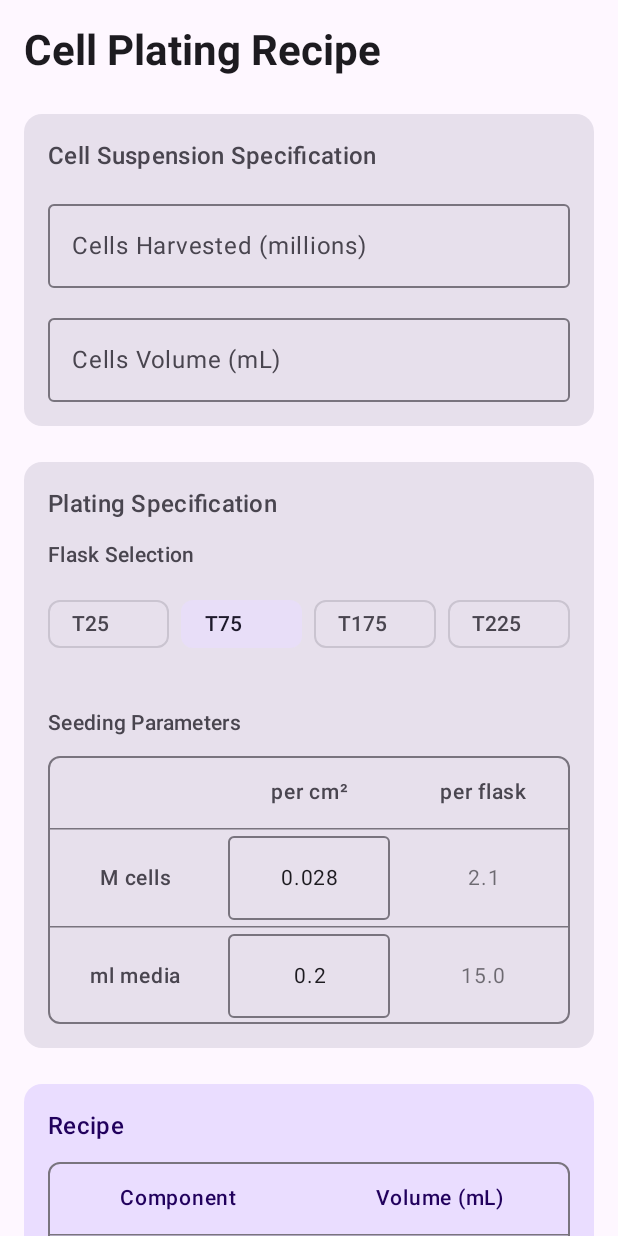
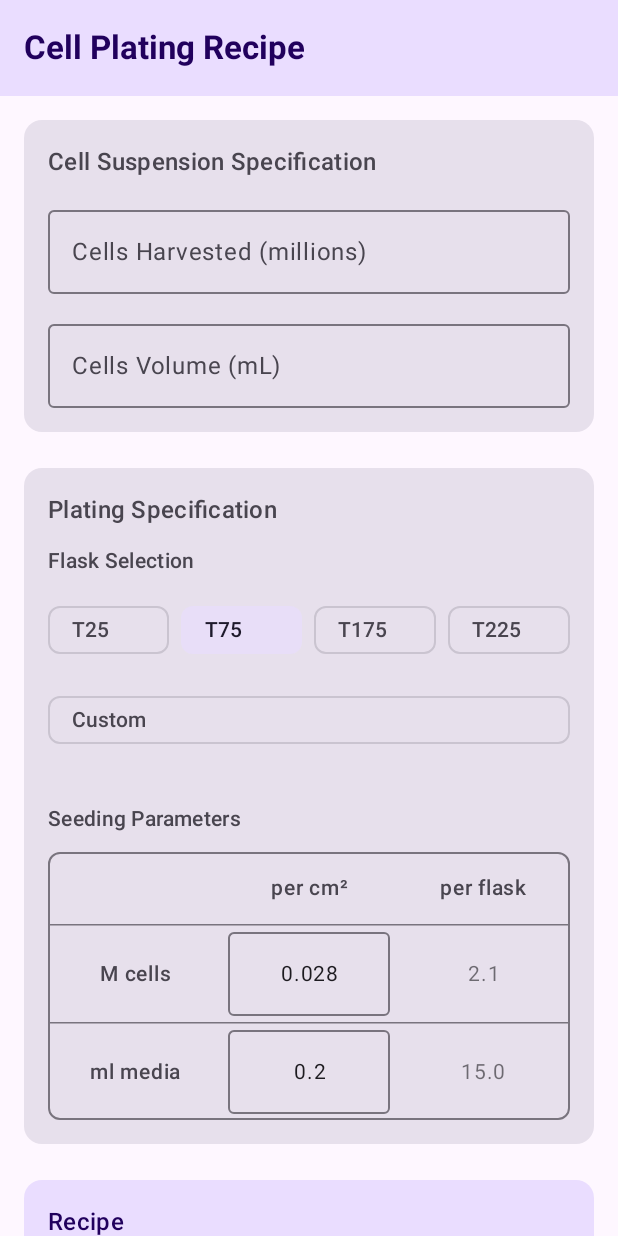
Before and after one commit to b1llyin/cellplating, an Android app built with Jetpack Compose: the screen it shows after launch (MainActivity), on a phone screen of 412 x 824 dp. Run offline under Robolectric (Android 15) with nearby library versions, the phone set to English and light mode, and no system bars.

Commit message:
linebreak=>advance for enter. Add Custom flask chip

```diff
--- a/app/src/main/java/com/example/cellplating/MainActivity.kt
+++ b/app/src/main/java/com/example/cellplating/MainActivity.kt
@@ -6,14 +6,18 @@ import androidx.activity.compose.setContent
 import androidx.compose.foundation.border
 import androidx.compose.foundation.layout.*
 import androidx.compose.foundation.rememberScrollState
+import androidx.compose.foundation.text.KeyboardActions
 import androidx.compose.foundation.text.KeyboardOptions
 import androidx.compose.foundation.verticalScroll
 import androidx.compose.material3.*
 import androidx.compose.runtime.*
 import androidx.compose.ui.Alignment
 import androidx.compose.ui.Modifier
+import androidx.compose.ui.focus.FocusDirection
 import androidx.compose.ui.graphics.Color
+import androidx.compose.ui.platform.LocalFocusManager
 import androidx.compose.ui.text.font.FontWeight
+import androidx.compose.ui.text.input.ImeAction
 import androidx.compose.ui.text.input.KeyboardType
 import androidx.compose.ui.text.style.TextAlign
 import androidx.compose.ui.unit.dp
@@ -38,9 +42,13 @@ class MainActivity : ComponentActivity() {
 @OptIn(ExperimentalMaterial3Api::class)
 @Composable
 fun CellPlatingRecipePage() {
+    val focusManager = LocalFocusManager.current
+
     var cellsHarvested by remember { mutableStateOf("") }
     var cellsVolume by remember { mutableStateOf("") }
     var selectedFlask by remember { mutableStateOf("T75") }
+    var customArea by remember { mutableStateOf("") }
+    var showCustomDialog by remember { mutableStateOf(false) }
 
     // Single source of truth: only per cm² values are editable
     var cellsPerCm2 by remember { mutableStateOf("0.028") }
@@ -53,7 +61,10 @@ fun CellPlatingRecipePage() {
         "T225" to 225
     )
 
-    val flaskArea = flaskAreas[selectedFlask] ?: 75
+    val flaskArea = when (selectedFlask) {
+        "Custom" -> customArea.toIntOrNull() ?: 0
+        else -> flaskAreas[selectedFlask] ?: 75
+    }
 
     // Computed values (read-only)
     val cellsPerCm2Value = cellsPerCm2.toDoubleOrNull() ?: 0.0
@@ -74,20 +85,30 @@ fun CellPlatingRecipePage() {
 
     val mediaVolume = mediaPerFlask - cellSuspensionVolume
 
+    Scaffold(
+        topBar = {
+            TopAppBar(
+                title = {
+                    Text(
+                        text = "Cell Plating Recipe",
+                        fontWeight = FontWeight.Bold
+                    )
+                },
+                colors = TopAppBarDefaults.topAppBarColors(
+                    containerColor = MaterialTheme.colorScheme.primaryContainer,
+                    titleContentColor = MaterialTheme.colorScheme.onPrimaryContainer
+                )
+            )
+        }
+    ) { paddingValues ->
         Column(
             modifier = Modifier
                 .fillMaxSize()
                 .verticalScroll(rememberScrollState())
+                .padding(paddingValues)
                 .padding(16.dp),
             verticalArrangement = Arrangement.spacedBy(24.dp)
         ) {
-        // Header
-        Text(
-            text = "Cell Plating Recipe",
-            style = MaterialTheme.typography.headlineMedium,
-            fontWeight = FontWeight.Bold
-        )
-
             // Cell Suspension Specification
             Card(
                 modifier = Modifier.fillMaxWidth(),
@@ -109,7 +130,14 @@ fun CellPlatingRecipePage() {
                         value = cellsHarvested,
                         onValueChange = { cellsHarvested = it },
                         label = { Text("Cells Harvested (millions)") },
-                    keyboardOptions = KeyboardOptions(keyboardType = KeyboardType.Decimal),
+                        keyboardOptions = KeyboardOptions(
+                            keyboardType = KeyboardType.Decimal,
+                            imeAction = ImeAction.Next
+                        ),
+                        keyboardActions = KeyboardActions(
+                            onNext = { focusManager.moveFocus(FocusDirection.Down) }
+                        ),
+                        singleLine = true,
                         modifier = Modifier.fillMaxWidth()
                     )
 
@@ -117,7 +145,14 @@ fun CellPlatingRecipePage() {
                         value = cellsVolume,
                         onValueChange = { cellsVolume = it },
                         label = { Text("Cells Volume (mL)") },
-                    keyboardOptions = KeyboardOptions(keyboardType = KeyboardType.Decimal),
+                        keyboardOptions = KeyboardOptions(
+                            keyboardType = KeyboardType.Decimal,
+                            imeAction = ImeAction.Next
+                        ),
+                        keyboardActions = KeyboardActions(
+                            onNext = { focusManager.moveFocus(FocusDirection.Down) }
+                        ),
+                        singleLine = true,
                         modifier = Modifier.fillMaxWidth()
                     )
                 }
@@ -161,6 +196,27 @@ fun CellPlatingRecipePage() {
                         }
                     }
 
+                    Row(
+                        modifier = Modifier.fillMaxWidth(),
+                        horizontalArrangement = Arrangement.spacedBy(8.dp)
+                    ) {
+                        FilterChip(
+                            selected = selectedFlask == "Custom",
+                            onClick = {
+                                selectedFlask = "Custom"
+                                showCustomDialog = true
+                            },
+                            label = {
+                                Text(if (selectedFlask == "Custom" && customArea.isNotEmpty()) {
+                                    "Custom (${customArea} cm²)"
+                                } else {
+                                    "Custom"
+                                })
+                            },
+                            modifier = Modifier.fillMaxWidth()
+                        )
+                    }
+
                     Spacer(modifier = Modifier.height(8.dp))
 
                     // Seeding Parameters
@@ -176,7 +232,8 @@ fun CellPlatingRecipePage() {
                         mediaPerCm2 = mediaPerCm2,
                         onMediaPerCm2Change = { mediaPerCm2 = it },
                         cellsPerFlask = cellsPerFlask,
-                    mediaPerFlask = mediaPerFlask
+                        mediaPerFlask = mediaPerFlask,
+                        focusManager = focusManager
                     )
                 }
             }
@@ -206,6 +263,67 @@ fun CellPlatingRecipePage() {
                 }
             }
         }
+
+        // Custom Area Dialog
+        if (showCustomDialog) {
+            CustomFlaskDialog(
+                currentValue = customArea,
+                onDismiss = {
+                    showCustomDialog = false
+                    if (customArea.isEmpty()) {
+                        selectedFlask = "T75"
+                    }
+                },
+                onConfirm = { value ->
+                    customArea = value
+                    showCustomDialog = false
+                }
+            )
+        }
+    }
+}
+
+@Composable
+fun CustomFlaskDialog(
+    currentValue: String,
+    onDismiss: () -> Unit,
+    onConfirm: (String) -> Unit
+) {
+    var value by remember { mutableStateOf(currentValue) }
+
+    AlertDialog(
+        onDismissRequest = onDismiss,
+        title = { Text("Custom Flask Area") },
+        text = {
+            Column(verticalArrangement = Arrangement.spacedBy(8.dp)) {
+                Text("Enter the surface area in cm²:")
+                OutlinedTextField(
+                    value = value,
+                    onValueChange = { value = it },
+                    label = { Text("Surface Area (cm²)") },
+                    keyboardOptions = KeyboardOptions(
+                        keyboardType = KeyboardType.Number,
+                        imeAction = ImeAction.Done
+                    ),
+                    singleLine = true,
+                    modifier = Modifier.fillMaxWidth()
+                )
+            }
+        },
+        confirmButton = {
+            TextButton(
+                onClick = { onConfirm(value) },
+                enabled = value.isNotEmpty() && value.toIntOrNull() != null && value.toInt() > 0
+            ) {
+                Text("OK")
+            }
+        },
+        dismissButton = {
+            TextButton(onClick = onDismiss) {
+                Text("Cancel")
+            }
+        }
+    )
 }
 
 @Composable
@@ -215,7 +333,8 @@ fun DensityTable(
     mediaPerCm2: String,
     onMediaPerCm2Change: (String) -> Unit,
     cellsPerFlask: Double,
-    mediaPerFlask: Double
+    mediaPerFlask: Double,
+    focusManager: androidx.compose.ui.focus.FocusManager
 ) {
     Column(
         modifier = Modifier
@@ -256,7 +375,9 @@ fun DensityTable(
             EditableTableCell(
                 value = cellsPerCm2,
                 onValueChange = onCellsPerCm2Change,
-                modifier = Modifier.weight(1f)
+                modifier = Modifier.weight(1f),
+                focusManager = focusManager,
+                isLast = false
             )
             ReadOnlyTableCell(
                 value = cellsPerFlask,
@@ -280,7 +401,9 @@ fun DensityTable(
             EditableTableCell(
                 value = mediaPerCm2,
                 onValueChange = onMediaPerCm2Change,
-                modifier = Modifier.weight(1f)
+                modifier = Modifier.weight(1f),
+                focusManager = focusManager,
+                isLast = true
             )
             ReadOnlyTableCell(
                 value = mediaPerFlask,
@@ -380,7 +503,9 @@ fun TableCell(
 fun EditableTableCell(
     value: String,
     onValueChange: (String) -> Unit,
-    modifier: Modifier = Modifier
+    modifier: Modifier = Modifier,
+    focusManager: androidx.compose.ui.focus.FocusManager,
+    isLast: Boolean
 ) {
     Box(
         modifier = modifier.padding(4.dp),
@@ -389,7 +514,14 @@ fun EditableTableCell(
         OutlinedTextField(
             value = value,
             onValueChange = onValueChange,
-            keyboardOptions = KeyboardOptions(keyboardType = KeyboardType.Decimal),
+            keyboardOptions = KeyboardOptions(
+                keyboardType = KeyboardType.Decimal,
+                imeAction = if (isLast) ImeAction.Done else ImeAction.Next
+            ),
+            keyboardActions = KeyboardActions(
+                onNext = { focusManager.moveFocus(FocusDirection.Down) },
+                onDone = { focusManager.clearFocus() }
+            ),
             singleLine = true,
             textStyle = LocalTextStyle.current.copy(
                 textAlign = TextAlign.Center,
```
Lines whose indentation alone changed are shown as unchanged.
